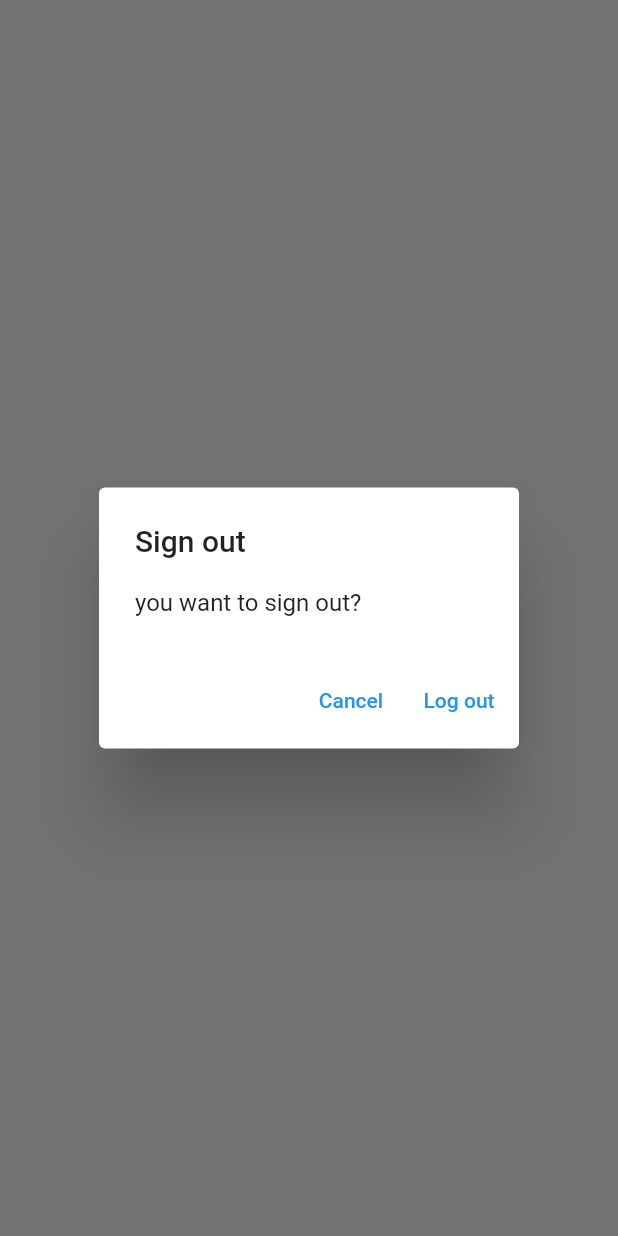
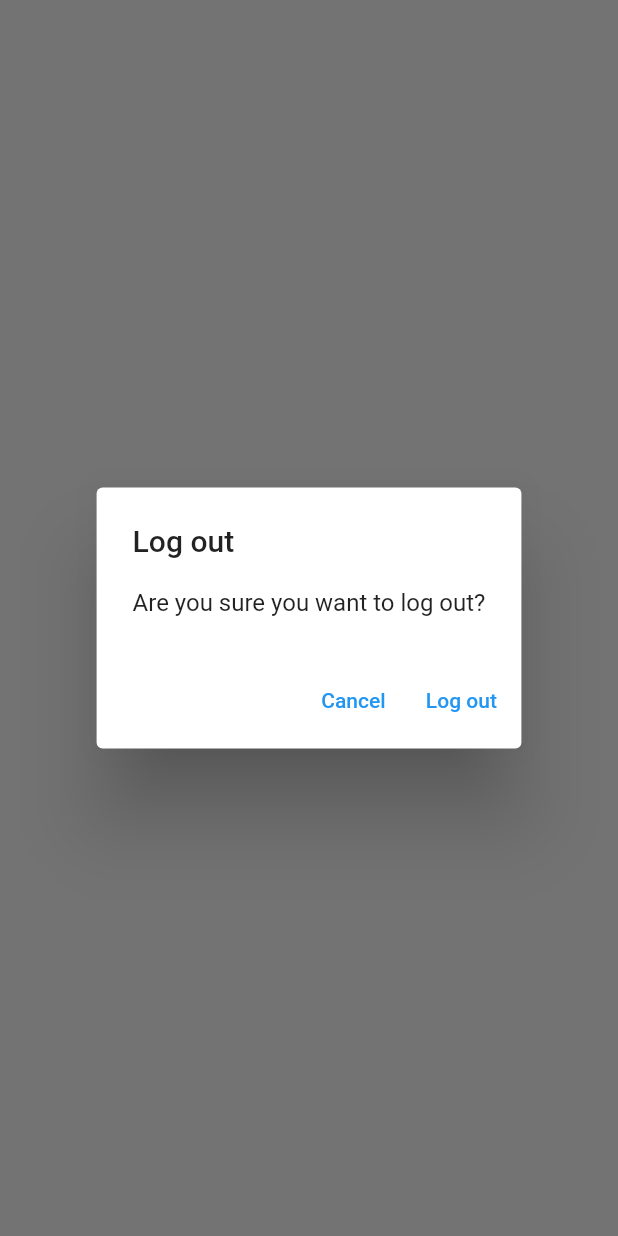
Before and after one commit to risaddex/flutter-experiments, a Flutter app: what showLogoutDialog() shows on an empty page, opened directly, on a phone screen of 412 x 824 dp. Run offline on Flutter 3.47's test engine with Material 2 defaults, Android fonts, the phone set to English and light mode, and no system bars; our stand-ins replace firebase_auth, firebase_core, sqflite; accounts and stored records are empty; generated files the repository leaves out were written again; network calls fail.

Commit message:
step 16
Signed-off-by: Danilo Romano <risadex@gmail.com>

```diff
--- a/lib/main.dart
+++ b/lib/main.dart
@@ -51,30 +51,3 @@ class HomePage extends StatelessWidget {
     );
   }
 }
-
-Future<bool> showLogoutDialog(BuildContext context) async {
-  final result = await showDialog<bool>(
-      context: context,
-      builder: (context) {
-        return AlertDialog(
-          title: const Text('Sign out'),
-          content: const Text('you want to sign out?'),
-          actions: [
-            TextButton(
-              onPressed: () {
-                Navigator.of(context).pop(false);
-              },
-              child: const Text('Cancel'),
-            ),
-            TextButton(
-              onPressed: () {
-                Navigator.of(context).pop(true);
-              },
-              child: const Text('Log out'),
-            )
-          ],
-        );
-      });
-
-  return result ?? false;
-}
--- /dev/null
+++ b/lib/util/dialogs/generic_dialog.dart
@@ -0,0 +1,33 @@
+import 'package:flutter/material.dart';
+
+typedef DialogOptionsBuilder<T> = Map<String, T?> Function();
+
+Future<T?> showGenericDialog<T>({
+  required BuildContext context,
+  required String title,
+  required String content,
+  required DialogOptionsBuilder optionsBuilder,
+}) {
+  final options = optionsBuilder();
+  return showDialog<T>(
+      context: context,
+      builder: (context) {
+        return AlertDialog(
+          title: Text(title),
+          content: Text(content),
+          actions: options.keys.map((optionTitle) {
+            final T value = options[optionTitle];
+            return TextButton(
+              onPressed: () {
+                if (value != null) {
+                  Navigator.of(context).pop(value);
+                } else {
+                  Navigator.of(context).pop();
+                }
+              },
+              child: Text(optionTitle),
+            );
+          }).toList(),
+        );
+      });
+}
--- /dev/null
+++ b/lib/util/dialogs/logout_dialog.dart
@@ -0,0 +1,15 @@
+import 'package:flutter/material.dart';
+import 'package:notesapp/util/dialogs/generic_dialog.dart';
+
+Future<bool> showLogoutDialog(BuildContext context) {
+  return showGenericDialog<bool>(
+      context: context,
+      title: 'Log out',
+      content: 'Are you sure you want to log out?',
+      optionsBuilder: () => {
+            'Cancel': false,
+            'Log out': true,
+          }).then(
+    (value) => value ?? false,
+  );
+}
--- a/lib/views/login_view.dart
+++ b/lib/views/login_view.dart
@@ -3,7 +3,8 @@ import 'dart:developer' as devtools show log;
 import 'package:flutter/material.dart';
 import 'package:notesapp/services/auth/auth_exceptions.dart';
 import 'package:notesapp/services/auth/auth_service.dart';
-import 'package:notesapp/util/show_error_dialog.dart';
+import 'package:notesapp/util/dialogs/error_dialog.dart';
+
 import 'package:notesapp/views/notes/notes_view.dart';
 import 'package:notesapp/views/register_view.dart';
 import 'package:notesapp/views/verify_email_view.dart';
--- a/lib/views/register_view.dart
+++ b/lib/views/register_view.dart
@@ -3,7 +3,7 @@ import 'dart:developer' as devtools show log;
 import 'package:flutter/material.dart';
 import 'package:notesapp/services/auth/auth_exceptions.dart';
 import 'package:notesapp/services/auth/auth_service.dart';
-import 'package:notesapp/util/show_error_dialog.dart';
+import 'package:notesapp/util/dialogs/error_dialog.dart';
 import 'package:notesapp/views/verify_email_view.dart';
 
 class RegisterView extends StatefulWidget {
```
Also changed, not shown: lib/util/dialogs/delete_dialog.dart (added, +15 -0 lines), lib/util/dialogs/error_dialog.dart (added, +13 -0 lines), lib/util/show_error_dialog.dart (deleted, +0 -24 lines), lib/views/notes/notes_list_view.dart (added, +44 -0 lines), lib/views/notes/notes_view.dart (+11 -18 lines).
